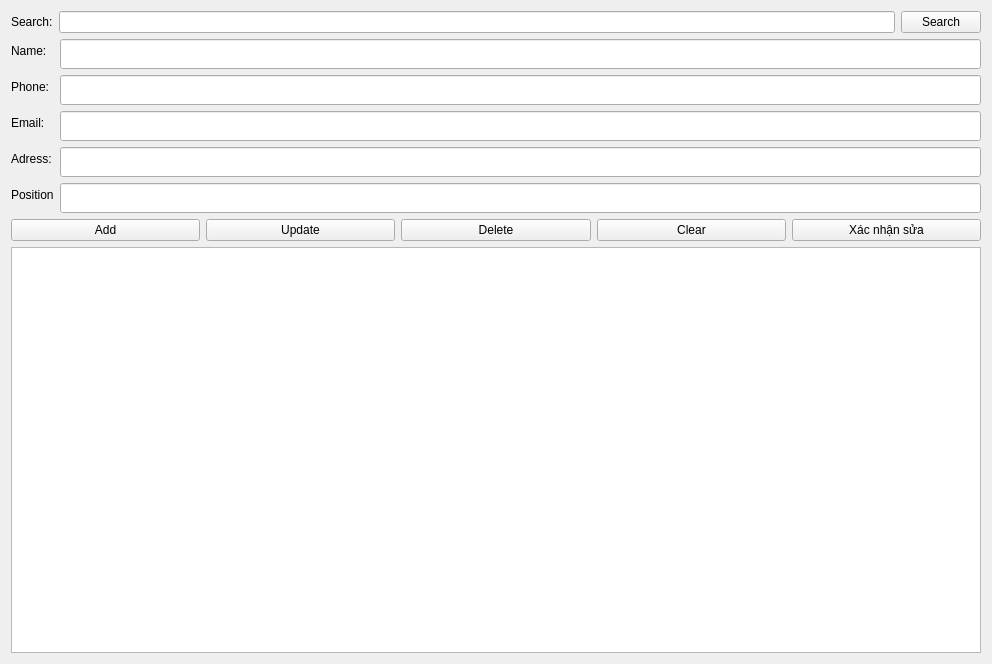
This is view/qlnhansu/nv_ui.ui in loimaxto/DoAnPython as Qt 5 draws it before an edit. The edited form follows.
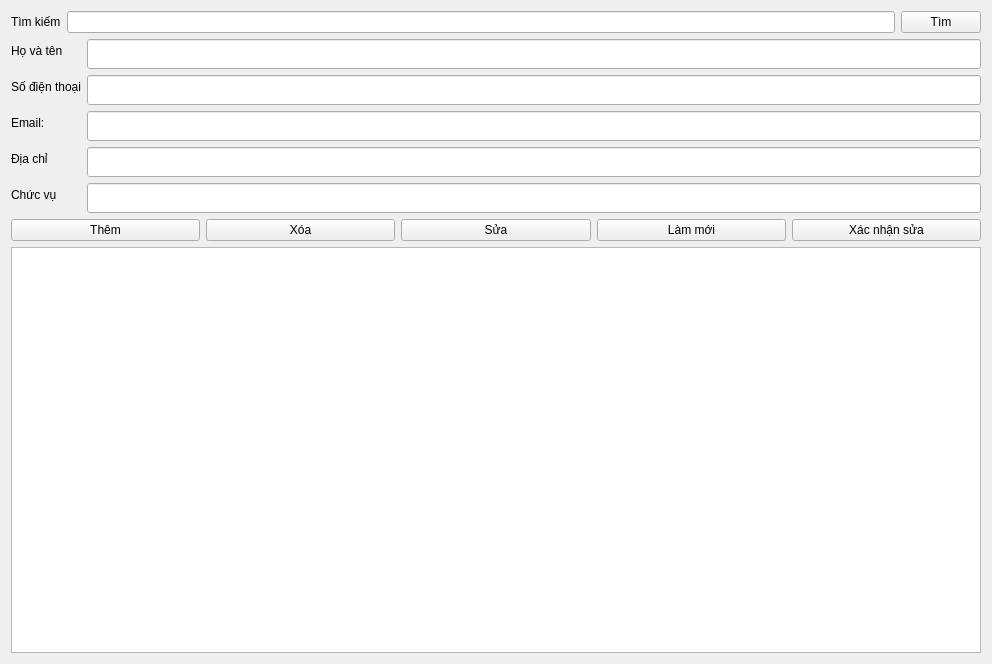
This is the edited form.

```diff
--- a/view/qlnhansu/nv_ui.ui
+++ b/view/qlnhansu/nv_ui.ui
@@ -21,7 +21,7 @@
        <item>
         <widget class="QLabel" name="searchLabel">
          <property name="text">
-          <string>Search:</string>
+          <string>Tìm kiếm</string>
          </property>
         </widget>
        </item>
@@ -31,7 +31,7 @@
        <item>
         <widget class="QPushButton" name="searchButton">
          <property name="text">
-          <string>Search</string>
+          <string>Tìm</string>
          </property>
         </widget>
        </item>
@@ -42,7 +42,7 @@
        <item row="0" column="0">
         <widget class="QLabel" name="label_2">
          <property name="text">
-          <string>Name:</string>
+          <string>Họ và tên</string>
          </property>
         </widget>
        </item>
@@ -59,7 +59,7 @@
        <item row="1" column="0">
         <widget class="QLabel" name="label_3">
          <property name="text">
-          <string>Phone:</string>
+          <string>Số điện thoại</string>
          </property>
         </widget>
        </item>
@@ -99,7 +99,7 @@
        <item row="3" column="0">
         <widget class="QLabel" name="label_4">
          <property name="text">
-          <string>Adress:</string>
+          <string>Địa chỉ</string>
          </property>
         </widget>
        </item>
@@ -116,7 +116,7 @@
        <item row="4" column="0">
         <widget class="QLabel" name="Position">
          <property name="text">
-          <string>Position</string>
+          <string>Chức vụ</string>
          </property>
         </widget>
        </item>
@@ -137,28 +137,28 @@
        <item>
         <widget class="QPushButton" name="addButton">
          <property name="text">
-          <string>Add</string>
-         </property>
-        </widget>
-       </item>
-       <item>
-        <widget class="QPushButton" name="updateButton">
-         <property name="text">
-          <string>Update</string>
+          <string>Thêm</string>
          </property>
         </widget>
        </item>
        <item>
         <widget class="QPushButton" name="deleteButton">
          <property name="text">
-          <string>Delete</string>
+          <string>Xóa</string>
+         </property>
+        </widget>
+       </item>
+       <item>
+        <widget class="QPushButton" name="updateButton">
+         <property name="text">
+          <string>Sửa</string>
          </property>
         </widget>
        </item>
        <item>
         <widget class="QPushButton" name="clearButton">
          <property name="text">
-          <string>Clear</string>
+          <string>Làm mới</string>
          </property>
         </widget>
        </item>
```
